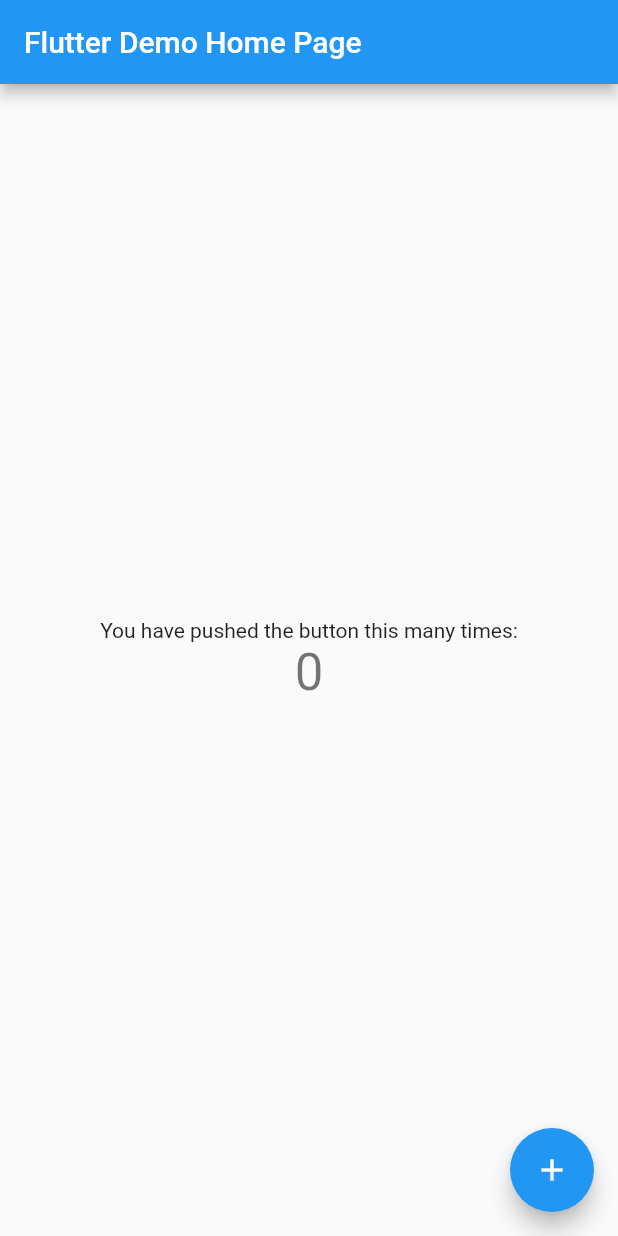
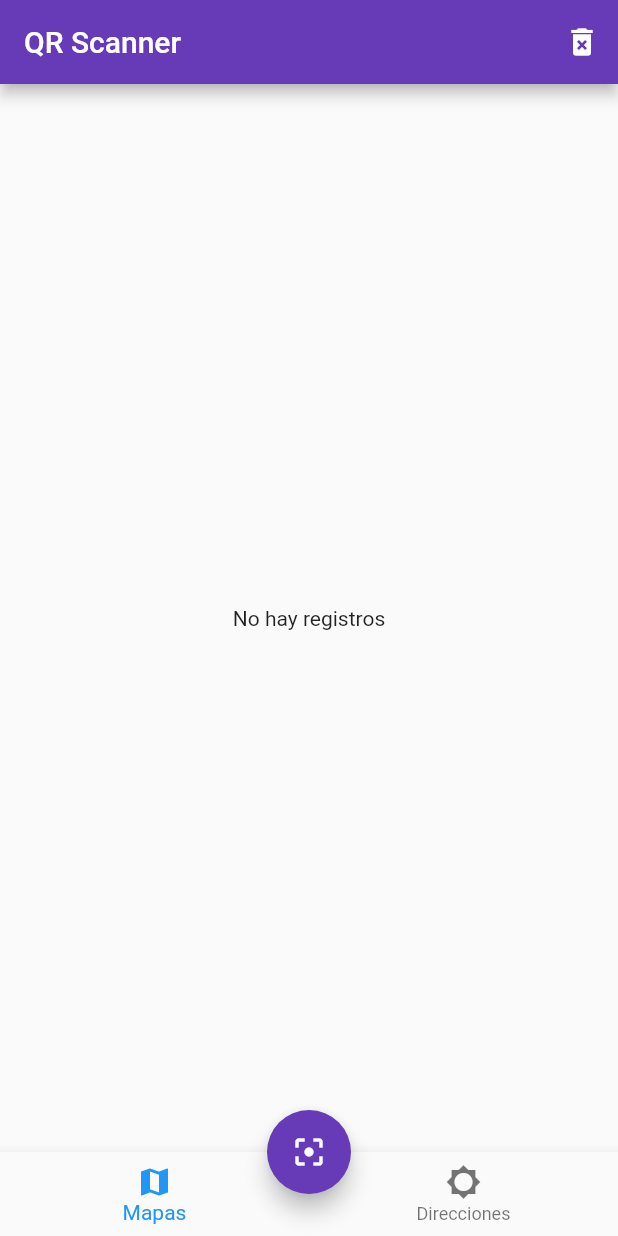
Before and after one commit to EvyiLdaRkmaN/App_Peliculas_flutter, a Flutter app: the screen it shows after launch, on a phone screen of 412 x 824 dp. Run offline on Flutter 3.47's test engine with Material 2 defaults, Android fonts, the phone set to English and light mode, and no system bars; our stand-ins replace flutter_map, flutter_swiper, latlong, sqflite; missing offline and left inert: qrcode_reader; accounts and stored records are empty.

Commit message:
fina app SQLite con QRScanner

```diff
--- a/qrreaderapp/lib/main.dart
+++ b/qrreaderapp/lib/main.dart
@@ -1,111 +1,23 @@
 import 'package:flutter/material.dart';
+import 'package:qrreaderapp/src/page/home_page.dart';
+import 'package:qrreaderapp/src/page/mapa_page.dart';
 
 void main() => runApp(MyApp());
 
 class MyApp extends StatelessWidget {
-  // This widget is the root of your application.
   @override
   Widget build(BuildContext context) {
     return MaterialApp(
-      title: 'Flutter Demo',
+      debugShowCheckedModeBanner: false,
+      title: 'QRReader',
+      initialRoute: 'home',
+      routes: {
+        'home' : (BuildContext context) => HomePage(),
+        'mapa' : (BuildContext context) => MapaPage(),
+      },
       theme: ThemeData(
-        // This is the theme of your application.
-        //
-        // Try running your application with "flutter run". You'll see the
-        // application has a blue toolbar. Then, without quitting the app, try
-        // changing the primarySwatch below to Colors.green and then invoke
-        // "hot reload" (press "r" in the console where you ran "flutter run",
-        // or simply save your changes to "hot reload" in a Flutter IDE).
-        // Notice that the counter didn't reset back to zero; the application
-        // is not restarted.
-        primarySwatch: Colors.blue,
+        primaryColor: Colors.deepPurple,
       ),
-      home: MyHomePage(title: 'Flutter Demo Home Page'),
     );
   }
 }
-
-class MyHomePage extends StatefulWidget {
-  MyHomePage({Key key, this.title}) : super(key: key);
-
-  // This widget is the home page of your application. It is stateful, meaning
-  // that it has a State object (defined below) that contains fields that affect
-  // how it looks.
-
-  // This class is the configuration for the state. It holds the values (in this
-  // case the title) provided by the parent (in this case the App widget) and
-  // used by the build method of the State. Fields in a Widget subclass are
-  // always marked "final".
-
-  final String title;
-
-  @override
-  _MyHomePageState createState() => _MyHomePageState();
-}
-
-class _MyHomePageState extends State<MyHomePage> {
-  int _counter = 0;
-
-  void _incrementCounter() {
-    setState(() {
-      // This call to setState tells the Flutter framework that something has
-      // changed in this State, which causes it to rerun the build method below
-      // so that the display can reflect the updated values. If we changed
-      // _counter without calling setState(), then the build method would not be
-      // called again, and so nothing would appear to happen.
-      _counter++;
-    });
-  }
-
-  @override
-  Widget build(BuildContext context) {
-    // This method is rerun every time setState is called, for instance as done
-    // by the _incrementCounter method above.
-    //
-    // The Flutter framework has been optimized to make rerunning build methods
-    // fast, so that you can just rebuild anything that needs updating rather
-    // than having to individually change instances of widgets.
-    return Scaffold(
-      appBar: AppBar(
-        // Here we take the value from the MyHomePage object that was created by
-        // the App.build method, and use it to set our appbar title.
-        title: Text(widget.title),
-      ),
-      body: Center(
-        // Center is a layout widget. It takes a single child and positions it
-        // in the middle of the parent.
-        child: Column(
-          // Column is also layout widget. It takes a list of children and
-          // arranges them vertically. By default, it sizes itself to fit its
-          // children horizontally, and tries to be as tall as its parent.
-          //
-          // Invoke "debug painting" (press "p" in the console, choose the
-          // "Toggle Debug Paint" action from the Flutter Inspector in Android
-          // Studio, or the "Toggle Debug Paint" command in Visual Studio Code)
-          // to see the wireframe for each widget.
-          //
-          // Column has various properties to control how it sizes itself and
-          // how it positions its children. Here we use mainAxisAlignment to
-          // center the children vertically; the main axis here is the vertical
-          // axis because Columns are vertical (the cross axis would be
-          // horizontal).
-          mainAxisAlignment: MainAxisAlignment.center,
-          children: <Widget>[
-            Text(
-              'You have pushed the button this many times:',
-            ),
-            Text(
-              '$_counter',
-              style: Theme.of(context).textTheme.display1,
-            ),
-          ],
-        ),
-      ),
-      floatingActionButton: FloatingActionButton(
-        onPressed: _incrementCounter,
-        tooltip: 'Increment',
-        child: Icon(Icons.add),
-      ), // This trailing comma makes auto-formatting nicer for build methods.
-    );
-  }
-}
--- /dev/null
+++ b/qrreaderapp/lib/src/bloc/scans_bloc.dart
@@ -0,0 +1,53 @@
+
+import 'dart:async';
+
+import 'package:qrreaderapp/src/bloc/validator.dart';
+import 'package:qrreaderapp/src/providers/db_provider.dart';
+
+
+class ScansBloc with Validators {
+
+  static final ScansBloc _singleton = ScansBloc._internal();
+
+  factory ScansBloc(){
+    return _singleton;
+  }
+
+  ScansBloc._internal(){
+    // Obtener Scans de la base de datos
+    obtenerScans();
+  }
+
+
+  final _scansController = StreamController<List<ScanModel>>.broadcast();
+
+  Stream<List<ScanModel>> get scansStream     => _scansController.stream.transform(validarGeo);
+  Stream<List<ScanModel>> get scansStreamHttp => _scansController.stream.transform(validarHttp);
+
+  dispose(){
+    _scansController?.close();
+  }
+
+
+  obtenerScans() async {
+    _scansController.sink.add(await DBProvider.db.getTodosScans());
+  }
+
+  agregarScan(ScanModel scan) async{
+    await DBProvider.db.nuevoScan(scan);
+    obtenerScans();
+  }
+
+  borrarScan(int id) async {
+
+    await DBProvider.db.deleteScan(id);
+    obtenerScans();
+
+  }
+
+  borrarScanTodos() async {
+    await DBProvider.db.deleteAll();
+    obtenerScans();
+  }
+
+}
--- /dev/null
+++ b/qrreaderapp/lib/src/bloc/validator.dart
@@ -0,0 +1,30 @@
+
+import 'dart:async';
+
+import 'package:qrreaderapp/src/models/scan_model.dart';
+
+class Validators{
+
+  final validarGeo = StreamTransformer<List<ScanModel>, List<ScanModel>>.fromHandlers(
+    handleData: ( scans, sink ){
+
+      final geoScans = scans.where((s)=>s.tipo == 'geo').toList();
+      sink.add(geoScans);
+
+
+
+    }
+  );
+
+  final validarHttp = StreamTransformer<List<ScanModel>, List<ScanModel>>.fromHandlers(
+    handleData: ( scans, sink ){
+
+      final geoScans = scans.where((s)=>s.tipo == 'http').toList();
+      sink.add(geoScans);
+
+
+
+    }
+  );
+
+}
--- /dev/null
+++ b/qrreaderapp/lib/src/models/scan_model.dart
@@ -0,0 +1,37 @@
+import 'package:latlong/latlong.dart';
+class ScanModel {
+    int id;
+    String tipo;
+    String valor;
+
+    ScanModel({
+        this.id,
+        this.tipo,
+        this.valor,
+    }){
+      if (valor.contains('http')) {
+        this.tipo = "http";
+      }else{
+        this.tipo = 'geo';
+      }
+    }
+
+    factory ScanModel.fromJson(Map<String, dynamic> json) => new ScanModel(
+        id   : json["id"],
+        tipo : json["tipo"],
+        valor: json["valor"],
+    );
+
+    Map<String, dynamic> toJson() => {
+        "id"   : id,
+        "tipo" : tipo,
+        "valor": valor,
+    };
+
+  LatLng getLatLng(){
+    final lalo = valor.substring(4).split(',');
+    final lat = double.parse(lalo[0]);
+    final lng = double.parse(lalo[1]);
+    return LatLng(lat,lng);
+  }
+}
--- /dev/null
+++ b/qrreaderapp/lib/src/page/home_page.dart
@@ -0,0 +1,109 @@
+import 'dart:io';
+
+import 'package:flutter/material.dart';
+
+import 'package:qrcode_reader/qrcode_reader.dart';
+import 'package:qrreaderapp/src/bloc/scans_bloc.dart';
+import 'package:qrreaderapp/src/models/scan_model.dart';
+
+import 'package:qrreaderapp/src/page/direcciones_page.dart';
+import 'package:qrreaderapp/src/page/mapas_page.dart';
+import 'package:qrreaderapp/src/utils/utils.dart' as utils;
+
+class HomePage extends StatefulWidget {
+  @override
+  _HomePageState createState() => _HomePageState();
+}
+
+class _HomePageState extends State<HomePage> {
+
+  final scansBloc = ScansBloc();
+
+  int currentIndex = 0;
+
+  @override
+  Widget build(BuildContext context) {
+    return Scaffold(
+      appBar: AppBar(
+        title: Text('QR Scanner'),
+        actions: <Widget>[
+          IconButton(
+            icon: Icon(Icons.delete_forever),
+            onPressed: scansBloc.borrarScanTodos,
+          ),
+        ],
+      ),
+      body:_callPage(currentIndex),
+      bottomNavigationBar: _crearBottomNavigatorBar(),
+      floatingActionButtonLocation: FloatingActionButtonLocation.centerDocked,
+      floatingActionButton: FloatingActionButton(
+        child: Icon(Icons.filter_center_focus),
+        onPressed: ()=>_scanQR(context),
+        backgroundColor: Theme.of(context).primaryColor,
+      ),
+    );
+  }
+
+  _scanQR(BuildContext context)async{
+
+    //geo:40.700291257425135,-73.94139662226564
+
+    // String futureString = 'https://google.com.mx';
+    String futureString;
+
+    try{
+      futureString = await QRCodeReader().scan();
+    } catch(e){
+      futureString = e.toString();
+    }
+    print('futureString = $futureString');
+    if (futureString != null) {
+      print('Tenemos información');
+    }
+
+    if(futureString != null){
+      final scan = ScanModel(valor: futureString );
+      scansBloc.agregarScan(scan);
+
+      if (Platform.isIOS) {
+        Future.delayed(Duration(milliseconds: 750),(){utils.abrirScan(context,scan);});
+      }else{
+        utils.abrirScan(context ,scan);
+      }
+
+    }
+
+
+  }
+
+  Widget _callPage(int paginaActual){
+    switch (paginaActual) {
+      case 0: return MapasPage();
+        break;
+      case 1: return DireccionesPage();
+      default:
+        return MapasPage();
+    }
+  }
+
+  Widget _crearBottomNavigatorBar(){
+    return BottomNavigationBar(
+      currentIndex: currentIndex,
+      onTap: (i){
+        setState(() {
+         currentIndex = i;
+        });
+      },
+      items: [
+        BottomNavigationBarItem(
+          icon: Icon(Icons.map),
+          title: Text('Mapas')
+        ),
+        BottomNavigationBarItem(
+          icon: Icon(Icons.brightness_5),
+          title: Text('Direcciones')
+        ),
+      ],
+    );
+  }
+}
--- /dev/null
+++ b/qrreaderapp/lib/src/page/mapas_page.dart
@@ -0,0 +1,53 @@
+import 'package:flutter/material.dart';
+import 'package:qrreaderapp/src/bloc/scans_bloc.dart';
+import 'package:qrreaderapp/src/models/scan_model.dart';
+import 'package:qrreaderapp/src/utils/utils.dart' as utils;
+
+class MapasPage extends StatelessWidget {
+
+  final scansBloc = ScansBloc();
+
+  @override
+  Widget build(BuildContext context) {
+
+    scansBloc.obtenerScans();
+
+    return StreamBuilder<List<ScanModel>>(
+      stream: scansBloc.scansStream,
+      builder: (BuildContext context, AsyncSnapshot<List<ScanModel>> snapshot) {
+        if (!snapshot.hasData) {
+          return Center(
+            child: CircularProgressIndicator(),
+          );
+        }
+        final scans = snapshot.data;
+        if (scans.length == 0) {
+          return Center(
+            child: Text('No hay registros'),
+          );
+        }
+        /**
+         * [UniqueKey] permite asignarle una key unica
+         * a cada elemento, y de esa manera sepa que elemento
+         * es el que se esta eliminando
+         */
+        return ListView.builder(
+          itemCount: scans.length,
+          itemBuilder: (context, index) =>Dismissible(
+            key: UniqueKey(),
+            background: Container(color: Colors.red),
+            onDismissed: (direccion)=>scansBloc.borrarScan(scans[index].id),
+            child: ListTile(
+              leading: Icon(Icons.map, color: Theme.of(context).primaryColor,),
+              title: Text(scans[index].valor),
+              subtitle: Text(scans[index].id.toString()),
+              trailing: Icon(Icons.keyboard_arrow_right, color:Colors.green,),
+              onTap: () => utils.abrirScan(context,scans[index]),
+            ),
+          )
+         );
+      },
+    );
+  }
+
+}
--- a/qrreaderapp/pubspec.yaml
+++ b/qrreaderapp/pubspec.yaml
@@ -23,6 +23,11 @@ dependencies:
   # The following adds the Cupertino Icons font to your application.
   # Use with the CupertinoIcons class for iOS style icons.
   cupertino_icons: ^0.1.2
+  qrcode_reader: ^0.4.4
+  sqflite: ^1.1.6+3
+  path_provider: ^1.2.0
+  url_launcher: ^5.1.2
+  flutter_map: ^0.7.0+2
 
 dev_dependencies:
   flutter_test:
```
Also changed, not shown: qrreaderapp/lib/src/page/direcciones_page.dart (added, +53 -0 lines), qrreaderapp/lib/src/page/mapa_page.dart (added, +104 -0 lines), qrreaderapp/lib/src/providers/db_provider.dart (added, +132 -0 lines), qrreaderapp/lib/src/utils/utils.dart (added, +18 -0 lines), qrreaderapp/pubspec.lock, 6 other files.
